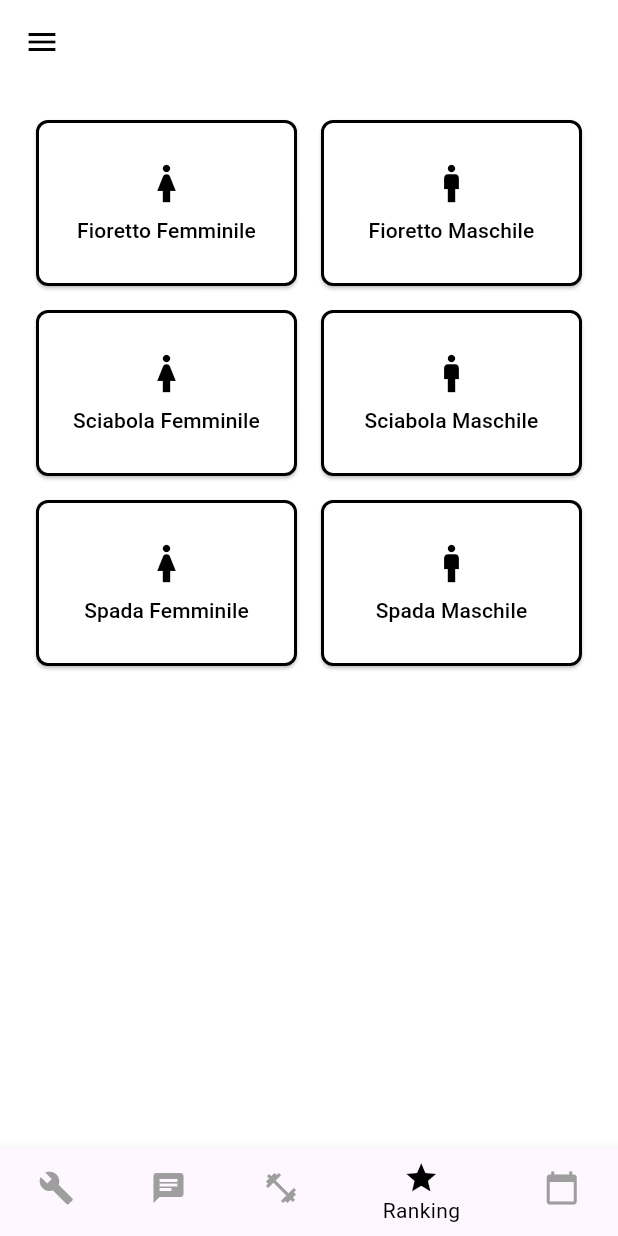
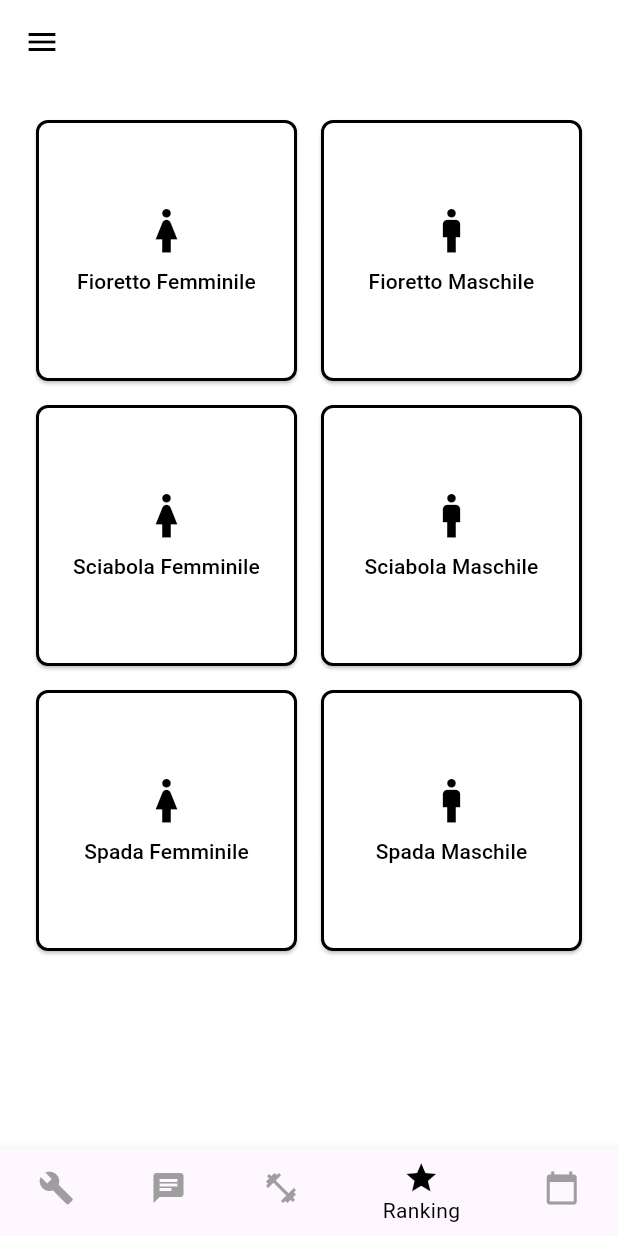
Before and after one commit to AleksandroAliaj/Fencing_App_Flutter, a Flutter app: the screen it shows once a user with an empty profile is signed in, item 4 of the bottom bar chosen, on a phone screen of 412 x 824 dp. Run offline on Flutter 3.47's test engine with Material 3 defaults, Android fonts, the phone set to English and light mode, and no system bars; our stand-ins replace cloud_firestore, csv, firebase_auth, firebase_core, google_sign_in, multi_select_flutter and 1 more; accounts and stored records are empty.

Commit message:
android fix

```diff
--- a/lib/main.dart
+++ b/lib/main.dart
@@ -16,12 +16,14 @@ import 'calendar_screen.dart';
 import 'user_list_screen.dart';
 import 'score_screen.dart';
 
+
 void main() async {
   WidgetsFlutterBinding.ensureInitialized();
 
   if (Firebase.apps.isEmpty) {
     await Firebase.initializeApp(
-    options: const FirebaseOptions(
+      name: 'scherma',
+      options: const FirebaseOptions(
       apiKey: "AIzaSyAE5cj4wl19m782QOlz_dm6-zmLXM4PT9M",
       authDomain: "scherma-f2d5e.firebaseapp.com",
       projectId: "scherma-f2d5e",
--- a/lib/ranking_screen.dart
+++ b/lib/ranking_screen.dart
@@ -11,7 +11,7 @@ class RankingScreen extends StatelessWidget {
     return GridView.count(
       crossAxisCount: 2,
       padding: const EdgeInsets.all(16.0),
-      childAspectRatio: 1.5, // Cambiato a 1.5 per ridurre la larghezza rispetto all'altezza
+      childAspectRatio: 1, // Mantiene i bottoni quadrati
       children: <Widget>[
         _buildCategoryButton(context, 'Fioretto Femminile', Icons.woman),
         _buildCategoryButton(context, 'Fioretto Maschile', Icons.man),
@@ -24,12 +24,12 @@ class RankingScreen extends StatelessWidget {
   }
 
   Widget _buildCategoryButton(BuildContext context, String title, IconData icon) {
-    final double buttonSize = MediaQuery.of(context).size.width * 0.50; // Imposta la dimensione del bottone al 40% della larghezza dello schermo
+    final double buttonSize = MediaQuery.of(context).size.width * 0.30; // Imposta la dimensione del bottone al 30% della larghezza dello schermo
 
     return Container(
       margin: const EdgeInsets.all(8.0),
       width: buttonSize,
-      height: buttonSize * 0.66, // Riduce l'altezza rispetto alla larghezza per un aspetto più rettangolare
+      height: buttonSize,
       child: ElevatedButton(
         style: ElevatedButton.styleFrom(
           backgroundColor: Colors.white, // Colore di sfondo bianco
@@ -49,12 +49,12 @@ class RankingScreen extends StatelessWidget {
         child: Column(
           mainAxisAlignment: MainAxisAlignment.center,
           children: <Widget>[
-            Icon(icon, color: Colors.black, size: 30.0), // Icona nera
+            Icon(icon, color: Colors.black, size: 35.0), // Icona nera
             const SizedBox(height: 6.0), // Spazio tra l'icona e il testo
             Text(
               title,
               textAlign: TextAlign.center,
-              style: const TextStyle(color: Colors.black, fontSize: 14.0), // Ridotto il fontSize
+              style: const TextStyle(color: Colors.black),
             ),
           ],
         ),
```
